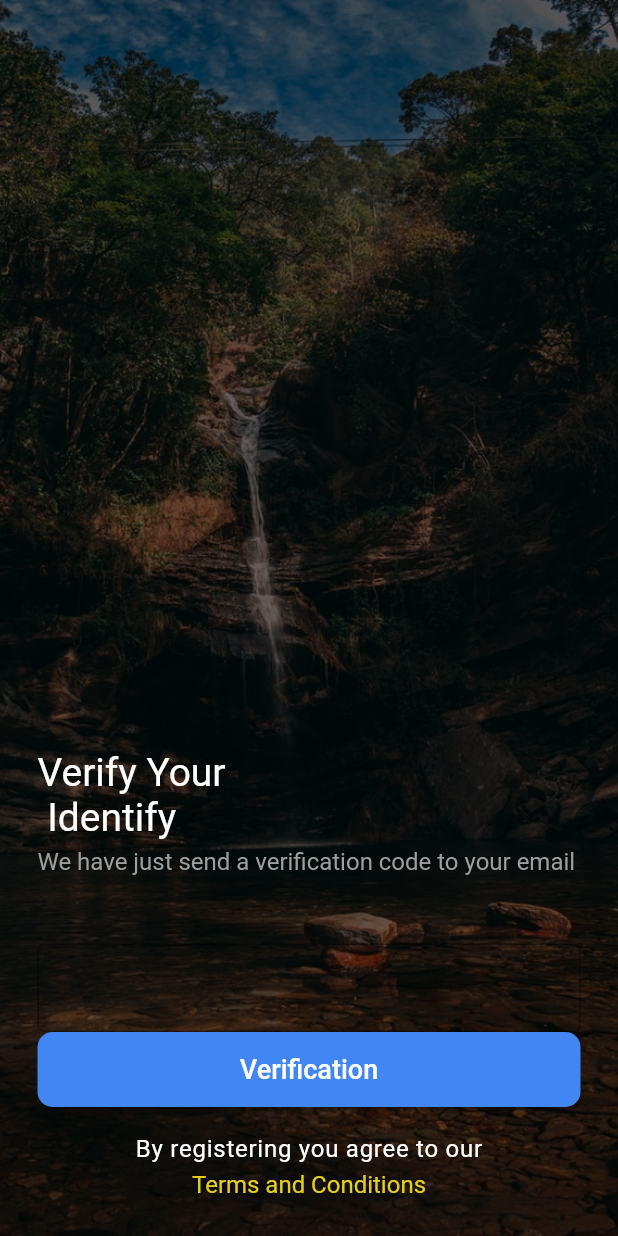
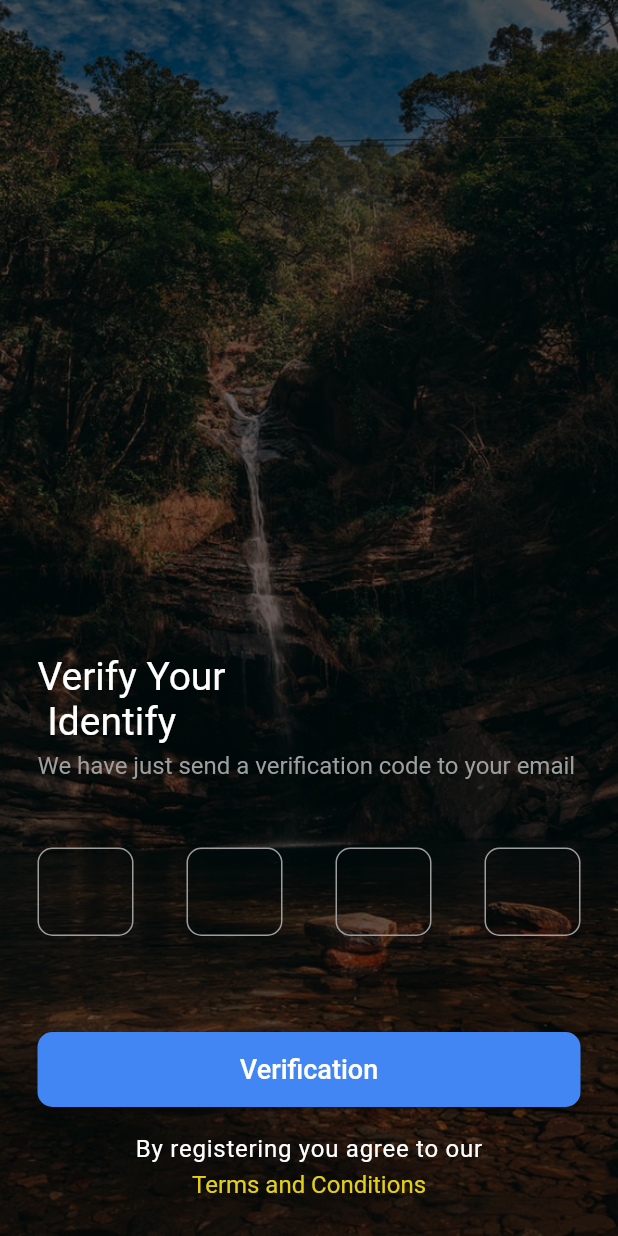
Before and after one commit to SOUMYA-CODING/Uttarakhand-Tourism, a Flutter app: the OtpScreen screen opened by its route, on a phone screen of 412 x 824 dp. Run offline on Flutter 3.47's test engine with Material 2 defaults, Android fonts, the phone set to English and light mode, and no system bars; our stand-ins replace font_awesome_flutter, google_fonts; Roboto replaces fonts that are missing (Alfa Slab One).

Commit message:
Uttarakhand Tourism App

```diff
--- a/lib/authentication_section/authentication_screen.dart
+++ b/lib/authentication_section/authentication_screen.dart
@@ -1,5 +1,6 @@
 import 'package:flutter/cupertino.dart';
 import 'package:flutter/material.dart';
+import 'package:flutter/services.dart';
 import 'package:font_awesome_flutter/font_awesome_flutter.dart';
 import 'package:google_fonts/google_fonts.dart';
 import 'package:travel_app/user_section/dashboard_screen.dart';
@@ -197,8 +198,7 @@ class _LoginScreenState extends State<LoginScreen> {
                           Navigator.push(
                               context,
                               MaterialPageRoute(
-                                  builder: (context) =>
-                                      const CompleteRegistrationScreen()));
+                                  builder: (context) => const OtpScreen()));
                         },
                         style: ButtonStyle(
                           backgroundColor:
@@ -512,15 +512,117 @@ class _OtpScreenState extends State<OtpScreen> {
                   const SizedBox(
                     height: 45.0,
                   ),
-                  TextFormField(
-                    textInputAction: TextInputAction.done,
-                    keyboardType: TextInputType.text,
-                    decoration: const InputDecoration(
-                      border: OutlineInputBorder(
-                        borderSide:
-                            BorderSide(color: Colors.greenAccent, width: 5.0),
+                  Row(
+                    mainAxisAlignment: MainAxisAlignment.spaceBetween,
+                    children: [
+                      SizedBox(
+                        height: 68.0,
+                        width: 64.0,
+                        child: TextField(
+                          style: const TextStyle(
+                            color: Colors.white,
+                          ),
+                          decoration: InputDecoration(
+                            filled: true,
+                            focusedBorder: OutlineInputBorder(
+                              borderSide: const BorderSide(color: Colors.grey),
+                              borderRadius: BorderRadius.circular(10.0),
+                            ),
+                            enabledBorder: OutlineInputBorder(
+                              borderSide: const BorderSide(color: Colors.grey),
+                              borderRadius: BorderRadius.circular(10.0),
+                            ),
+                          ),
+                          keyboardType: TextInputType.number,
+                          textAlign: TextAlign.center,
+                          inputFormatters: [
+                            LengthLimitingTextInputFormatter(1),
+                            FilteringTextInputFormatter.digitsOnly,
+                          ],
+                        ),
                       ),
-                    ),
+                      SizedBox(
+                        height: 68.0,
+                        width: 64.0,
+                        child: TextField(
+                          style: const TextStyle(
+                            color: Colors.white,
+                          ),
+                          decoration: InputDecoration(
+                            filled: true,
+                            focusedBorder: OutlineInputBorder(
+                              borderSide: const BorderSide(color: Colors.grey),
+                              borderRadius: BorderRadius.circular(10.0),
+                            ),
+                            enabledBorder: OutlineInputBorder(
+                              borderSide: const BorderSide(color: Colors.grey),
+                              borderRadius: BorderRadius.circular(10.0),
+                            ),
+                          ),
+                          keyboardType: TextInputType.number,
+                          textAlign: TextAlign.center,
+                          inputFormatters: [
+                            LengthLimitingTextInputFormatter(1),
+                            FilteringTextInputFormatter.digitsOnly,
+                          ],
+                        ),
+                      ),
+                      SizedBox(
+                        height: 68.0,
+                        width: 64.0,
+                        child: TextField(
+                          style: const TextStyle(
+                            color: Colors.white,
+                          ),
+                          decoration: InputDecoration(
+                            filled: true,
+                            focusedBorder: OutlineInputBorder(
+                              borderSide: const BorderSide(color: Colors.grey),
+                              borderRadius: BorderRadius.circular(10.0),
+                            ),
+                            enabledBorder: OutlineInputBorder(
+                              borderSide: const BorderSide(color: Colors.grey),
+                              borderRadius: BorderRadius.circular(10.0),
+                            ),
+                          ),
+                          keyboardType: TextInputType.number,
+                          textAlign: TextAlign.center,
+                          inputFormatters: [
+                            LengthLimitingTextInputFormatter(1),
+                            FilteringTextInputFormatter.digitsOnly,
+                          ],
+                        ),
+                      ),
+                      SizedBox(
+                        height: 68.0,
+                        width: 64.0,
+                        child: TextField(
+                          style: const TextStyle(
+                            color: Colors.white,
+                          ),
+                          decoration: InputDecoration(
+                            filled: true,
+                            focusedBorder: OutlineInputBorder(
+                              borderSide: const BorderSide(color: Colors.grey),
+                              borderRadius: BorderRadius.circular(10.0),
+                            ),
+                            enabledBorder: OutlineInputBorder(
+                              borderSide: const BorderSide(color: Colors.grey),
+                              borderRadius: BorderRadius.circular(10.0),
+                            ),
+                          ),
+                          keyboardType: TextInputType.number,
+                          textAlign: TextAlign.center,
+                          inputFormatters: [
+                            LengthLimitingTextInputFormatter(1),
+                            FilteringTextInputFormatter.digitsOnly,
+                          ],
+                        ),
+                      ),
+                    ],
+                  ),
+                  const SizedBox(
+                    height: 55.0,
                   ),
                   SizedBox(
                     height: 50.0,
```
